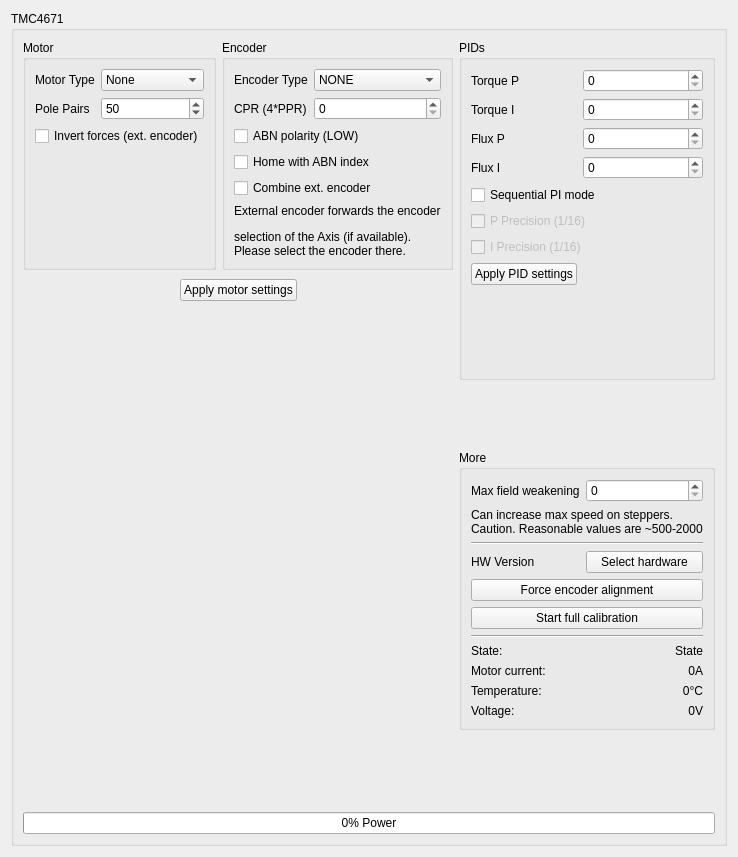
First picture: the form in res/tmc4671_ui.ui, repository Ultrawipf/OpenFFBoard-configurator, before the edit.
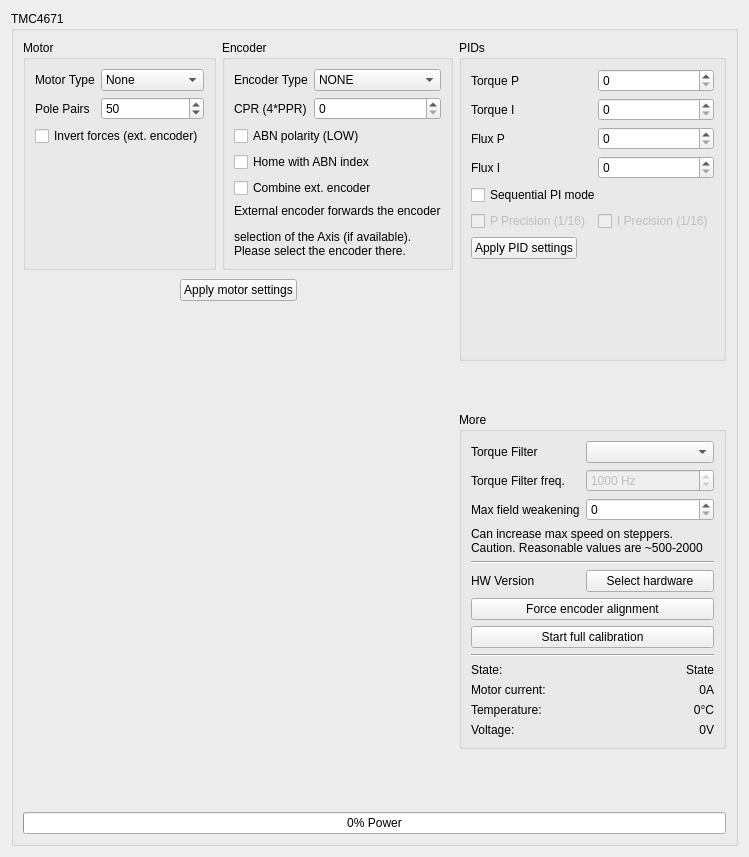
Second picture: the form after the edit. Custom widgets are drawn as their Qt base class.

Commit message: tmc filter added

The edit to the form file:
```diff
--- a/res/tmc4671_ui.ui
+++ b/res/tmc4671_ui.ui
@@ -154,14 +154,14 @@
          <string>More</string>
         </property>
         <layout class="QFormLayout" name="formLayout_3">
-         <item row="0" column="0">
+         <item row="2" column="0">
           <widget class="QLabel" name="label_9">
            <property name="text">
             <string>Max field weakening</string>
            </property>
           </widget>
          </item>
-         <item row="0" column="1">
+         <item row="2" column="1">
           <widget class="QSpinBox" name="spinBox_fluxoffset">
            <property name="keyboardTracking">
             <bool>false</bool>
@@ -171,42 +171,42 @@
            </property>
           </widget>
          </item>
-         <item row="1" column="0" colspan="2">
+         <item row="3" column="0" colspan="2">
           <widget class="QLabel" name="label_10">
            <property name="text">
             <string>&lt;html&gt;&lt;head/&gt;&lt;body&gt;&lt;p&gt;Can increase max speed on steppers.&lt;br/&gt;Caution. Reasonable values are ~500-2000&lt;/p&gt;&lt;/body&gt;&lt;/html&gt;</string>
            </property>
           </widget>
          </item>
-         <item row="2" column="0" colspan="2">
+         <item row="4" column="0" colspan="2">
           <widget class="Line" name="line">
            <property name="orientation">
             <enum>Qt::Horizontal</enum>
            </property>
           </widget>
          </item>
-         <item row="4" column="0" colspan="2">
+         <item row="6" column="0" colspan="2">
           <widget class="QPushButton" name="pushButton_align">
            <property name="text">
             <string>Force encoder alignment</string>
            </property>
           </widget>
          </item>
-         <item row="6" column="0" colspan="2">
+         <item row="8" column="0" colspan="2">
           <widget class="Line" name="line_2">
            <property name="orientation">
             <enum>Qt::Horizontal</enum>
            </property>
           </widget>
          </item>
-         <item row="8" column="0">
+         <item row="10" column="0">
           <widget class="QLabel" name="label_11">
            <property name="text">
             <string>Motor current:</string>
            </property>
           </widget>
          </item>
-         <item row="8" column="1">
+         <item row="10" column="1">
           <widget class="QLabel" name="label_Current">
            <property name="text">
             <string>0A</string>
@@ -216,14 +216,14 @@
            </property>
           </widget>
          </item>
-         <item row="9" column="0">
+         <item row="11" column="0">
           <widget class="QLabel" name="label_12">
            <property name="text">
             <string>Temperature:</string>
            </property>
           </widget>
          </item>
-         <item row="9" column="1">
+         <item row="11" column="1">
           <widget class="QLabel" name="label_Temp">
            <property name="text">
             <string>0°C</string>
@@ -233,14 +233,14 @@
            </property>
           </widget>
          </item>
-         <item row="10" column="0">
+         <item row="12" column="0">
           <widget class="QLabel" name="label_13">
            <property name="text">
             <string>Voltage:</string>
            </property>
           </widget>
          </item>
-         <item row="10" column="1">
+         <item row="12" column="1">
           <widget class="QLabel" name="label_volt">
            <property name="text">
             <string>0V</string>
@@ -250,28 +250,28 @@
            </property>
           </widget>
          </item>
-         <item row="3" column="1">
+         <item row="5" column="1">
           <widget class="QPushButton" name="pushButton_hwversion">
            <property name="text">
             <string>Select hardware</string>
            </property>
           </widget>
          </item>
-         <item row="3" column="0">
+         <item row="5" column="0">
           <widget class="QLabel" name="label_hwversion">
            <property name="text">
             <string>HW Version</string>
            </property>
           </widget>
          </item>
-         <item row="7" column="0">
+         <item row="9" column="0">
           <widget class="QLabel" name="label_14">
            <property name="text">
             <string>State:</string>
            </property>
           </widget>
          </item>
-         <item row="7" column="1">
+         <item row="9" column="1">
           <widget class="QLabel" name="label_state">
            <property name="text">
             <string>State</string>
@@ -281,13 +281,49 @@
            </property>
           </widget>
          </item>
-         <item row="5" column="0" colspan="2">
+         <item row="7" column="0" colspan="2">
           <widget class="QPushButton" name="pushButton_calibrate">
            <property name="text">
             <string>Start full calibration</string>
            </property>
           </widget>
          </item>
+         <item row="0" column="1">
+          <widget class="QComboBox" name="comboBox_torqueFilter"/>
+         </item>
+         <item row="0" column="0">
+          <widget class="QLabel" name="label_8">
+           <property name="text">
+            <string>Torque Filter</string>
+           </property>
+          </widget>
+         </item>
+         <item row="1" column="0">
+          <widget class="QLabel" name="label_15">
+           <property name="text">
+            <string>Torque Filter freq.</string>
+           </property>
+          </widget>
+         </item>
+         <item row="1" column="1">
+          <widget class="QSpinBox" name="spinBox_torqueFilterFreq">
+           <property name="enabled">
+            <bool>false</bool>
+           </property>
+           <property name="suffix">
+            <string> Hz</string>
+           </property>
+           <property name="minimum">
+            <number>10</number>
+           </property>
+           <property name="maximum">
+            <number>8192</number>
+           </property>
+           <property name="value">
+            <number>1000</number>
+           </property>
+          </widget>
+         </item>
         </layout>
        </widget>
       </item>
@@ -539,7 +575,7 @@
            </property>
           </widget>
          </item>
-         <item row="5" column="0" colspan="2">
+         <item row="5" column="0">
           <widget class="QCheckBox" name="checkBox_P_Precision">
            <property name="enabled">
             <bool>false</bool>
@@ -552,7 +588,7 @@
            </attribute>
           </widget>
          </item>
-         <item row="6" column="0" colspan="2">
+         <item row="5" column="1">
           <widget class="QCheckBox" name="checkBox_I_Precision">
            <property name="enabled">
             <bool>false</bool>
```
The commit also changes 2 other files.
